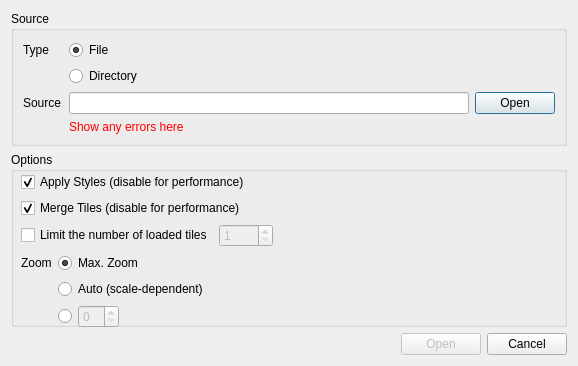
Old version of the form ui/dlg_file_connection.ui in the repository geometalab/Vector-Tiles-Reader-QGIS-Plugin.
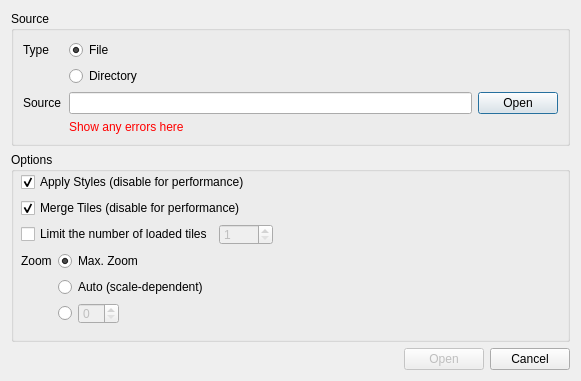
New version of the form. Icons and pictures are not drawn.

Commit message: file connection dialog size increased due to UI flaw visible in ubuntu

The edit to the form file:
```diff
--- a/ui/dlg_file_connection.ui
+++ b/ui/dlg_file_connection.ui
@@ -9,8 +9,8 @@
    <rect>
     <x>0</x>
     <y>0</y>
-    <width>578</width>
-    <height>360</height>
+    <width>581</width>
+    <height>380</height>
    </rect>
   </property>
   <property name="sizePolicy">
@@ -188,10 +188,56 @@
      </layout>
     </widget>
    </item>
+   <item row="2" column="0">
+    <layout class="QHBoxLayout" name="horizontalLayout_2" stretch="0,0,0">
+     <property name="sizeConstraint">
+      <enum>QLayout::SetFixedSize</enum>
+     </property>
+     <item>
+      <spacer name="horizontalSpacer_2">
+       <property name="orientation">
+        <enum>Qt::Horizontal</enum>
+       </property>
+       <property name="sizeHint" stdset="0">
+        <size>
+         <width>40</width>
+         <height>20</height>
+        </size>
+       </property>
+      </spacer>
+     </item>
+     <item>
+      <widget class="QPushButton" name="btnOpen">
+       <property name="enabled">
+        <bool>false</bool>
+       </property>
+       <property name="text">
+        <string>Open</string>
+       </property>
+       <property name="checkable">
+        <bool>false</bool>
+       </property>
+       <property name="default">
+        <bool>false</bool>
+       </property>
+       <property name="flat">
+        <bool>false</bool>
+       </property>
+      </widget>
+     </item>
+     <item>
+      <widget class="QPushButton" name="btnCancel">
+       <property name="text">
+        <string>Cancel</string>
+       </property>
+      </widget>
+     </item>
+    </layout>
+   </item>
    <item row="1" column="0">
     <widget class="QGroupBox" name="groupBox_2">
      <property name="sizePolicy">
-      <sizepolicy hsizetype="Expanding" vsizetype="Preferred">
+      <sizepolicy hsizetype="Expanding" vsizetype="Expanding">
        <horstretch>0</horstretch>
        <verstretch>0</verstretch>
       </sizepolicy>
@@ -199,7 +245,7 @@
      <property name="minimumSize">
       <size>
        <width>0</width>
-       <height>175</height>
+       <height>190</height>
       </size>
      </property>
      <property name="maximumSize">
@@ -217,7 +263,7 @@
         <x>10</x>
         <y>20</y>
         <width>541</width>
-        <height>179</height>
+        <height>161</height>
        </rect>
       </property>
       <layout class="QFormLayout" name="formLayout_2">
@@ -365,69 +411,23 @@
          </item>
         </layout>
        </item>
+       <item row="6" column="1">
+        <spacer name="verticalSpacer">
+         <property name="orientation">
+          <enum>Qt::Vertical</enum>
+         </property>
+         <property name="sizeHint" stdset="0">
+          <size>
+           <width>20</width>
+           <height>40</height>
+          </size>
+         </property>
+        </spacer>
+       </item>
       </layout>
      </widget>
     </widget>
    </item>
-   <item row="3" column="0">
-    <layout class="QHBoxLayout" name="horizontalLayout_2" stretch="0,0,0">
-     <property name="sizeConstraint">
-      <enum>QLayout::SetFixedSize</enum>
-     </property>
-     <item>
-      <spacer name="horizontalSpacer_2">
-       <property name="orientation">
-        <enum>Qt::Horizontal</enum>
-       </property>
-       <property name="sizeHint" stdset="0">
-        <size>
-         <width>40</width>
-         <height>20</height>
-        </size>
-       </property>
-      </spacer>
-     </item>
-     <item>
-      <widget class="QPushButton" name="btnOpen">
-       <property name="enabled">
-        <bool>false</bool>
-       </property>
-       <property name="text">
-        <string>Open</string>
-       </property>
-       <property name="checkable">
-        <bool>false</bool>
-       </property>
-       <property name="default">
-        <bool>false</bool>
-       </property>
-       <property name="flat">
-        <bool>false</bool>
-       </property>
-      </widget>
-     </item>
-     <item>
-      <widget class="QPushButton" name="btnCancel">
-       <property name="text">
-        <string>Cancel</string>
-       </property>
-      </widget>
-     </item>
-    </layout>
-   </item>
-   <item row="2" column="0">
-    <spacer name="verticalSpacer">
-     <property name="orientation">
-      <enum>Qt::Vertical</enum>
-     </property>
-     <property name="sizeHint" stdset="0">
-      <size>
-       <width>20</width>
-       <height>0</height>
-      </size>
-     </property>
-    </spacer>
-   </item>
   </layout>
  </widget>
  <resources>
```
The commit also changes 1 other file.
